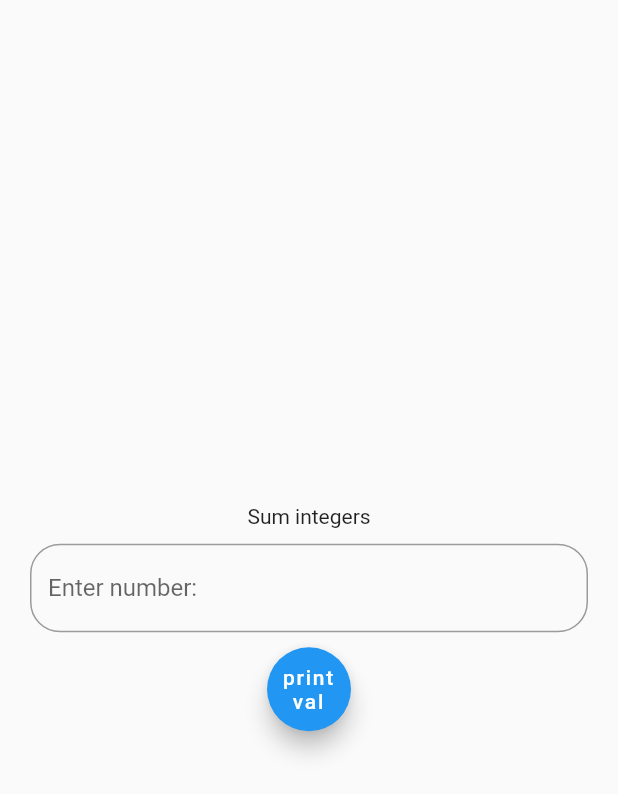
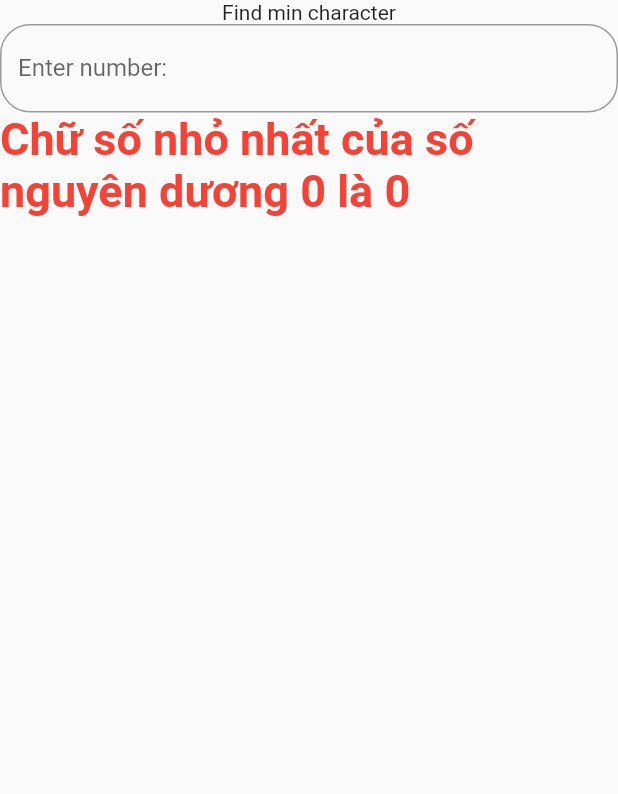
Before and after one commit to hoanglonglpgxxx/web_dashboard, a Flutter app: the screen it shows after launch, on a phone screen of 412 x 824 dp. Shown: the top 794 px of the screen. Run offline on Flutter 3.47's test engine with Material 2 defaults, Android fonts, the phone set to English and light mode, and no system bars.

Commit message:
done b6, style lại

```diff
--- a/lib/b6.dart
+++ b/lib/b6.dart
@@ -1 +1,81 @@
 //tìm chữ số nhỏ nhất of số nguyên dương n
+import 'package:flutter/material.dart';
+import 'package:flutter/services.dart';
+
+class minChar extends StatefulWidget {
+  const minChar({super.key});
+  @override
+  State<StatefulWidget> createState() {
+    return _findMinChar();
+  }
+}
+
+class _findMinChar extends State<minChar> {
+  int _input = 0;
+  int _theChar = 0;
+  final numberEditingController = TextEditingController();
+
+  @override
+  Widget build(BuildContext context) {
+    return MaterialApp(
+        title: 'Find min character',
+        home: Scaffold(
+          body: Center(
+              child: Column(
+            children: <Widget>[
+              Text('Find min character'),
+              Container(
+                child: TextField(
+                  controller: numberEditingController,
+                  keyboardType: TextInputType.number,
+                  inputFormatters: [
+                    FilteringTextInputFormatter.digitsOnly,
+                    FilteringTextInputFormatter.deny(RegExp(r'^0+')),
+                  ],
+                  onSubmitted: (text) {
+                    setState(() {
+                      List<String> characters = List<String>.generate(
+                          text.length, (index) => text[index]);
+                      int _min = int.parse(characters[0]);
+                      characters.forEach((e) {
+                        if (int.parse(e) < _min) {
+                          _min = int.parse(e);
+                        }
+                      });
+                      _theChar = _min;
+                      _input = int.parse(text);
+                      numberEditingController.clear();
+                    });
+
+                    /*  int _findChar() {
+                      setState(() {
+                      });
+                      return _theChar;
+                    } */
+                  },
+                  decoration: const InputDecoration(
+                      border: OutlineInputBorder(
+                          borderRadius: BorderRadius.all(Radius.circular(20))),
+                      labelText: 'Enter number:'),
+                ),
+              ),
+              Text(
+                'Chữ số nhỏ nhất của số nguyên dương $_input là $_theChar',
+                style: const TextStyle(
+                  fontSize: 30,
+                  fontWeight: FontWeight.bold,
+                  color: Colors.red,
+                ),
+              ),
+              /*  FloatingActionButton(
+                onPressed: _findChar,
+                child: const Text(
+                  'print val',
+                  textAlign: TextAlign.center,
+                ),
+              ), */
+            ],
+          )),
+        ));
+  }
+}
--- a/lib/main.dart
+++ b/lib/main.dart
@@ -46,11 +46,12 @@ class MyCustomForm extends StatelessWidget {
 import 'package:flutter/material.dart';
 import 'b4.dart';
 import 'b5.dart';
+import 'b6.dart';
 
 void main() {
   /* runApp(MyApp2(
           name: 'asd', age: 20) //send argu/params to this by using constructor
       ); */
-  runApp(const sumFunc() //send argu/params to this by using constructor
+  runApp(const minChar() //send argu/params to this by using constructor
       );
 }
```
